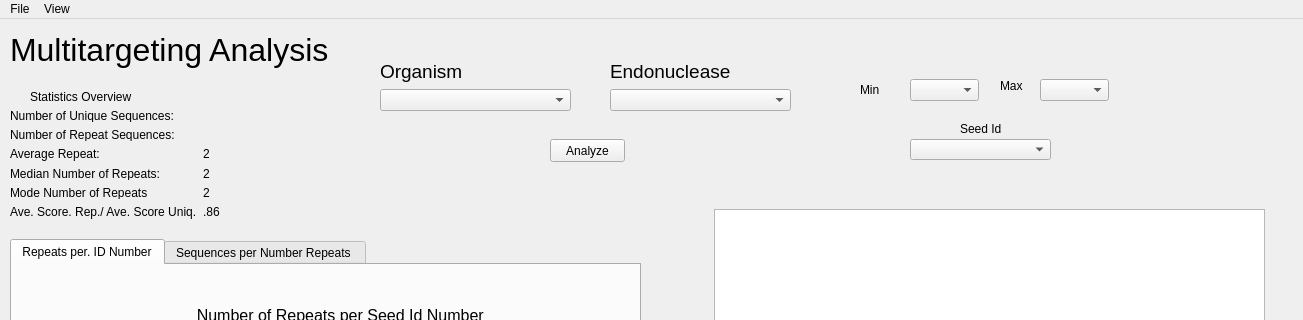
Qt form multitargetingwindow.ui (TrinhLab/CASPERapp) before a commit; both pictures show x 0 to 1303 and y 0 to 320 of the 1303 by 814 pixel window.
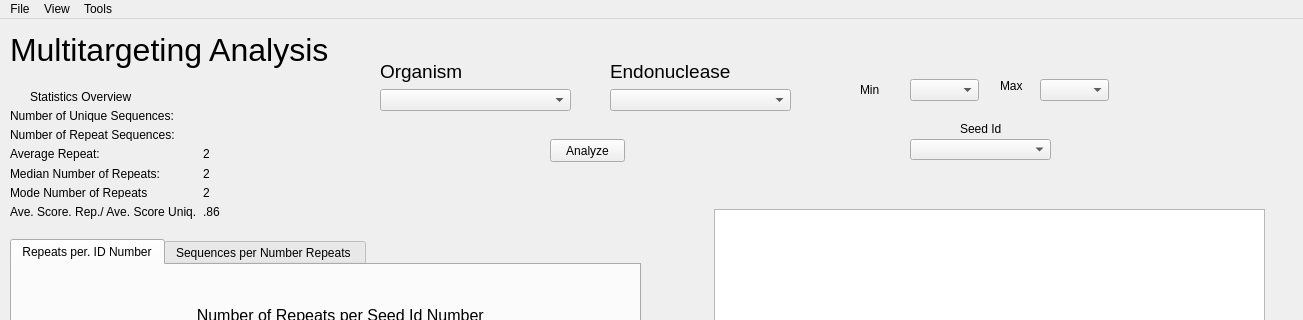
The same form after that commit.

What changed in the file:
```diff
--- a/multitargetingwindow.ui
+++ b/multitargetingwindow.ui
@@ -521,8 +521,15 @@
     <addaction name="actionGenome_Viewer"/>
     <addaction name="actionLocation_List"/>
    </widget>
+   <widget class="QMenu" name="menuTools">
+    <property name="title">
+     <string>Tools</string>
+    </property>
+    <addaction name="actionMain"/>
+   </widget>
    <addaction name="menuFile"/>
    <addaction name="menuView"/>
+   <addaction name="menuTools"/>
   </widget>
   <widget class="QStatusBar" name="statusbar"/>
   <action name="actionUpload_Organism">
```
Left out of the diff: 5 changed lines with no effect on the pictures.
